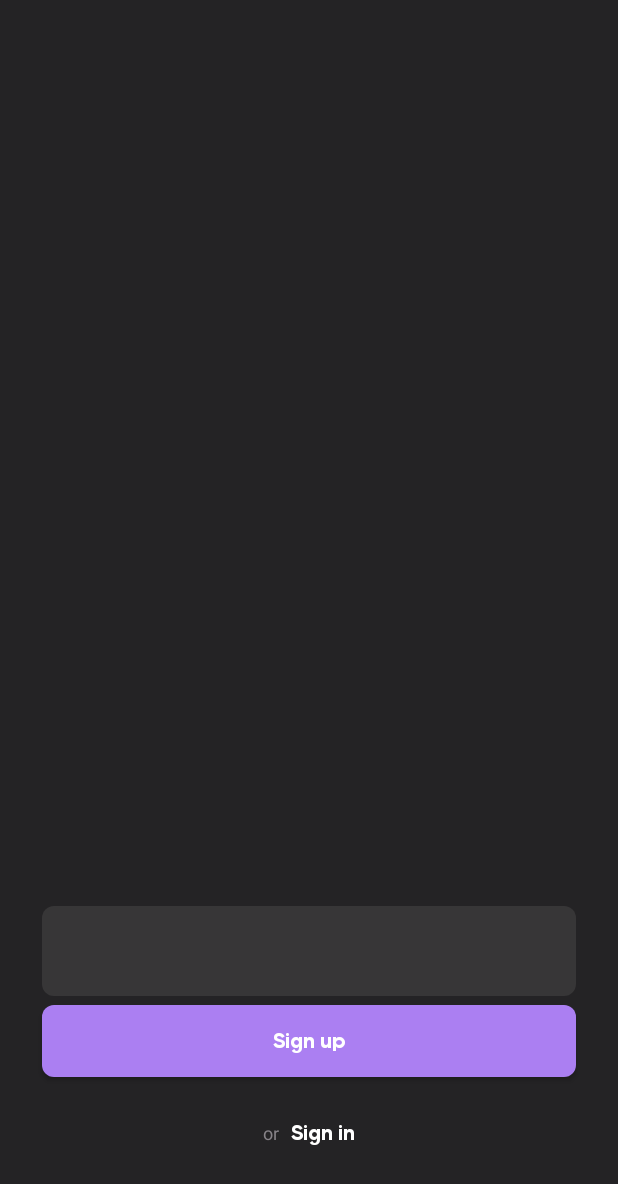
After one commit to RomchaDev/RickAndMortyTestApp, an Android app: the layout fragment_sign_up_log_in.xml on its own in the app's theme, with its tools: preview values and no code run, on a phone screen of 412 x 824 dp. The commit adds this screen. Shown: the top 1184 px of the screen. Run offline under Robolectric (Android 15) with nearby library versions, the phone set to English and light mode, and no system bars.

Commit message:
feat: Created SignUpLogIn screen

```diff
--- a/app/src/main/AndroidManifest.xml
+++ b/app/src/main/AndroidManifest.xml
@@ -3,6 +3,7 @@
     package="com.romeo.rickandmortytestapp">
 
     <application
+        android:name=".App"
         android:allowBackup="true"
         android:icon="@mipmap/ic_launcher"
         android:label="@string/app_name"
@@ -10,7 +11,7 @@
         android:supportsRtl="true"
         android:theme="@style/Theme.RickAndMortyTestApp">
         <activity
-            android:name=".MainActivity"
+            android:name=".main.MainActivity"
             android:exported="true">
             <intent-filter>
                 <action android:name="android.intent.action.MAIN" />
--- a/app/src/main/java/com/romeo/rickandmortytestapp/MainActivity.kt
+++ b/app/src/main/java/com/romeo/rickandmortytestapp/main/MainActivity.kt
@@ -1,7 +1,8 @@
-package com.romeo.rickandmortytestapp
+package com.romeo.rickandmortytestapp.main
 
 import androidx.appcompat.app.AppCompatActivity
 import android.os.Bundle
+import com.romeo.rickandmortytestapp.R
 
 class MainActivity : AppCompatActivity() {
     override fun onCreate(savedInstanceState: Bundle?) {
--- a/core/ui/src/main/res/values/dimens.xml
+++ b/core/ui/src/main/res/values/dimens.xml
@@ -1,4 +1,5 @@
 <?xml version="1.0" encoding="utf-8"?>
 <resources>
     <dimen name="corner_radius_medium">8dp</dimen>
+    <dimen name="default_widget_height">60dp</dimen>
 </resources>
--- a/core/ui/src/main/res/values/styles.xml
+++ b/core/ui/src/main/res/values/styles.xml
@@ -5,10 +5,12 @@
         <item name="cornerRadius">@dimen/corner_radius_medium</item>
         <item name="android:textAppearance">@style/TextAppearance.RickAndMortyTestApp.ButtonTextStyle</item>
         <item name="android:textColor">@null</item>
+        <item name="android:layout_height">@dimen/default_widget_height</item>
     </style>
 
     <style name="Widget.RickAndMortyTestApp.Button.Outlined" parent="Widget.MaterialComponents.Button.OutlinedButton">
         <item name="cornerRadius">@dimen/corner_radius_medium</item>
+        <item name="android:layout_height">@dimen/default_widget_height</item>
         <item name="strokeColor">?attr/colorPrimary</item>
         <item name="android:textColor">@null</item>
         <item name="android:textAppearance">@style/TextAppearance.RickAndMortyTestApp.ButtonTextStyle</item>
@@ -17,7 +19,7 @@
     <style name="Widget.RickAndMortyTestApp.TextInputLayout" parent="Widget.MaterialComponents.TextInputLayout.FilledBox">
         <item name="android:background">@drawable/bg_edit_text</item>
         <item name="startIconTint">@color/hint</item>
-        <item name="android:layout_height">48dp</item>
+        <item name="android:layout_height">@dimen/default_widget_height</item>
         <item name="boxStrokeWidth">0dp</item>
         <item name="boxStrokeWidthFocused">0dp</item>
         <item name="hintEnabled">false</item>
--- a/core/ui/src/main/res/values/styles_text.xml
+++ b/core/ui/src/main/res/values/styles_text.xml
@@ -28,7 +28,7 @@
     </style>
 
     <style name="TextAppearance.RickAndMortyTestApp.ButtonTextStyle" parent="TextAppearance.RickAndMortyTestApp.BigContentText">
-        <item name="fontFamily">@font/gilroy_regular</item>
+        <item name="fontFamily">@font/gilroy_bold</item>
         <item name="android:textColor">@color/white_absolute</item>
     </style>
 </resources>
--- /dev/null
+++ b/sign-up-log-in/src/main/res/layout/fragment_sign_up_log_in.xml
@@ -0,0 +1,99 @@
+<?xml version="1.0" encoding="utf-8"?>
+<layout xmlns:android="http://schemas.android.com/apk/res/android"
+    xmlns:app="http://schemas.android.com/apk/res-auto">
+
+    <androidx.constraintlayout.motion.widget.MotionLayout
+        android:layout_width="match_parent"
+        android:layout_height="match_parent"
+        android:background="@color/black_main"
+        app:layoutDescription="@xml/fragment_sign_up_log_in_scene">
+
+        <com.google.android.material.textfield.TextInputLayout
+            android:id="@+id/tl_email"
+            style="@style/Widget.RickAndMortyTestApp.TextInputLayout"
+            android:layout_width="0dp"
+            android:layout_height="@dimen/default_widget_height"
+            app:layout_constraintBottom_toTopOf="@id/btn_sign_up"
+            app:layout_constraintEnd_toEndOf="@id/btn_sign_up"
+            app:layout_constraintStart_toStartOf="@id/btn_sign_up" />
+
+        <com.google.android.material.button.MaterialButton
+            android:id="@+id/btn_sign_up"
+            android:layout_width="0dp"
+            android:layout_height="@dimen/default_widget_height"
+            android:layout_marginStart="28dp"
+            android:layout_marginEnd="28dp"
+            android:layout_marginBottom="@dimen/margin_button_top"
+            android:text="@string/sign_up"
+            app:layout_constraintBottom_toBottomOf="parent"
+            app:layout_constraintEnd_toEndOf="parent"
+            app:layout_constraintStart_toStartOf="parent" />
+
+        <com.google.android.material.button.MaterialButton
+            android:id="@+id/btn_sign_in"
+            android:layout_width="0dp"
+            android:layout_height="@dimen/default_widget_height"
+            android:layout_marginStart="28dp"
+            android:layout_marginEnd="28dp"
+            android:layout_marginBottom="@dimen/margin_button_bottom"
+            android:alpha="0"
+            android:elevation="0dp"
+            android:text="@string/sign_in"
+            app:layout_constraintBottom_toBottomOf="parent"
+            app:layout_constraintEnd_toEndOf="parent"
+            app:layout_constraintStart_toStartOf="parent" />
+
+        <androidx.appcompat.widget.LinearLayoutCompat
+            android:id="@+id/layout_action_sign_in"
+            android:layout_width="wrap_content"
+            android:layout_height="wrap_content"
+            android:layout_marginBottom="@dimen/margin_action_bottom"
+            android:elevation="2dp"
+            app:layout_constraintBottom_toBottomOf="parent"
+            app:layout_constraintEnd_toEndOf="parent"
+            app:layout_constraintStart_toStartOf="parent">
+
+            <androidx.appcompat.widget.AppCompatTextView
+                style="@style/TextAppearance.RickAndMortyTestApp.SmallContentText"
+                android:layout_width="wrap_content"
+                android:layout_height="wrap_content"
+                android:text="@string/or" />
+
+            <androidx.appcompat.widget.AppCompatTextView
+                android:id="@+id/tv_action_sign_in"
+                android:layout_width="wrap_content"
+                android:layout_height="wrap_content"
+                android:layout_marginStart="8dp"
+                android:text="@string/sign_in"
+                android:textAppearance="@style/TextAppearance.RickAndMortyTestApp.ButtonTextStyle" />
+
+        </androidx.appcompat.widget.LinearLayoutCompat>
+
+        <androidx.appcompat.widget.LinearLayoutCompat
+            android:id="@+id/layout_action_sign_up"
+            android:layout_width="wrap_content"
+            android:layout_height="wrap_content"
+            android:layout_marginBottom="@dimen/margin_action_top"
+            android:alpha="0"
+            app:layout_constraintBottom_toBottomOf="parent"
+            app:layout_constraintEnd_toEndOf="parent"
+            app:layout_constraintStart_toStartOf="parent">
+
+            <androidx.appcompat.widget.AppCompatTextView
+                style="@style/TextAppearance.RickAndMortyTestApp.SmallContentText"
+                android:layout_width="wrap_content"
+                android:layout_height="wrap_content"
+                android:text="@string/or" />
+
+            <androidx.appcompat.widget.AppCompatTextView
+                android:id="@+id/tv_action_sign_up"
+                android:layout_width="wrap_content"
+                android:layout_height="wrap_content"
+                android:layout_marginStart="8dp"
+                android:text="@string/sign_up"
+                android:textAppearance="@style/TextAppearance.RickAndMortyTestApp.ButtonTextStyle" />
+
+        </androidx.appcompat.widget.LinearLayoutCompat>
+
+    </androidx.constraintlayout.motion.widget.MotionLayout>
+</layout>
--- /dev/null
+++ b/sign-up-log-in/src/main/res/values/dimens.xml
@@ -0,0 +1,8 @@
+<?xml version="1.0" encoding="utf-8"?>
+<resources>
+    <dimen name="margin_action_bottom">60dp</dimen>
+    <dimen name="margin_button_bottom">40dp</dimen>
+
+    <dimen name="margin_button_top">100dp</dimen>
+    <dimen name="margin_action_top">120dp</dimen>
+</resources>
--- /dev/null
+++ b/sign-up-log-in/src/main/res/values/strings.xml
@@ -0,0 +1,7 @@
+<?xml version="1.0" encoding="utf-8"?>
+<resources>
+    <string name="sign_up">Sign up</string>
+    <string name="or">or</string>
+    <string name="sign_in">Sign in</string>
+    <string name="log_in">Log in</string>
+</resources>
--- /dev/null
+++ b/sign-up-log-in/src/main/res/xml/fragment_sign_up_log_in_scene.xml
@@ -0,0 +1,74 @@
+<?xml version="1.0" encoding="utf-8"?>
+<MotionScene xmlns:android="http://schemas.android.com/apk/res/android"
+    xmlns:motion="http://schemas.android.com/apk/res-auto">
+
+    <Transition
+        motion:constraintSetEnd="@+id/state_sign_in"
+        motion:constraintSetStart="@id/state_sign_up"
+        motion:duration="250" />
+
+
+    <Transition
+        motion:constraintSetEnd="@+id/state_sign_up"
+        motion:constraintSetStart="@+id/state_sign_in"
+        motion:duration="250" />
+
+    <ConstraintSet android:id="@+id/state_sign_up" />
+
+    <ConstraintSet android:id="@+id/state_sign_in">
+
+        <Constraint
+            android:id="@+id/btn_sign_up"
+            android:layout_width="0dp"
+            android:layout_height="@dimen/default_widget_height"
+            android:layout_marginStart="28dp"
+            android:layout_marginEnd="28dp"
+            android:layout_marginBottom="@dimen/margin_button_bottom"
+            android:alpha="0"
+            android:elevation="0dp"
+            motion:layout_constraintBottom_toBottomOf="parent"
+            motion:layout_constraintEnd_toEndOf="parent"
+            motion:layout_constraintStart_toStartOf="parent" />
+        <Constraint
+            android:id="@+id/btn_sign_in"
+            android:layout_width="0dp"
+            android:layout_height="@dimen/default_widget_height"
+            android:layout_marginStart="28dp"
+            android:layout_marginEnd="28dp"
+            android:layout_marginBottom="@dimen/margin_button_top"
+            android:alpha="1"
+            android:elevation="2dp"
+            motion:layout_constraintBottom_toBottomOf="parent"
+            motion:layout_constraintEnd_toEndOf="parent"
+            motion:layout_constraintStart_toStartOf="parent" />
+        <Constraint
+            android:id="@+id/layout_action_sign_in"
+            android:layout_width="wrap_content"
+            android:layout_height="wrap_content"
+            android:layout_marginBottom="@dimen/margin_action_top"
+            android:alpha="0"
+            android:elevation="0dp"
+            motion:layout_constraintBottom_toBottomOf="parent"
+            motion:layout_constraintEnd_toEndOf="parent"
+            motion:layout_constraintStart_toStartOf="parent" />
+        <Constraint
+            android:id="@+id/layout_action_sign_up"
+            android:layout_width="wrap_content"
+            android:layout_height="wrap_content"
+            android:layout_marginBottom="@dimen/margin_action_bottom"
+            android:alpha="1"
+            android:elevation="2dp"
+            motion:layout_constraintBottom_toBottomOf="parent"
+            motion:layout_constraintEnd_toEndOf="parent"
+            motion:layout_constraintStart_toStartOf="parent" />
+
+        <Constraint
+            android:id="@+id/tl_email"
+            android:layout_width="0dp"
+            android:layout_height="@dimen/default_widget_height"
+            motion:layout_constraintBottom_toTopOf="@id/btn_sign_in"
+            motion:layout_constraintEnd_toEndOf="@id/btn_sign_up"
+            motion:layout_constraintStart_toStartOf="@id/btn_sign_up" />
+    </ConstraintSet>
+
+</MotionScene>
```
Also changed, not shown: app/src/main/java/com/romeo/rickandmortytestapp/App.kt (added, +20 -0 lines), app/src/main/res/layout/activity_main.xml (+22 -20 lines), app/src/main/res/navigation/main_nav_graph.xml (added, +11 -0 lines), sign-up-log-in/src/main/java/com/romeo/sign_up_log_in/koin/SignUpLogInModules.kt (added, +9 -0 lines), sign-up-log-in/src/main/java/com/romeo/sign_up_log_in/presentation/SignUpLogInFragment.kt (added, +47 -0 lines), sign-up-log-in/src/main/java/com/romeo/sign_up_log_in/presentation/SignUpLogInViewModel.kt (added, +22 -0 lines), sign-up-log-in/src/main/java/com/romeo/sign_up_log_in/presentation/SignUpLogInViewState.kt (added, +7 -0 lines).
